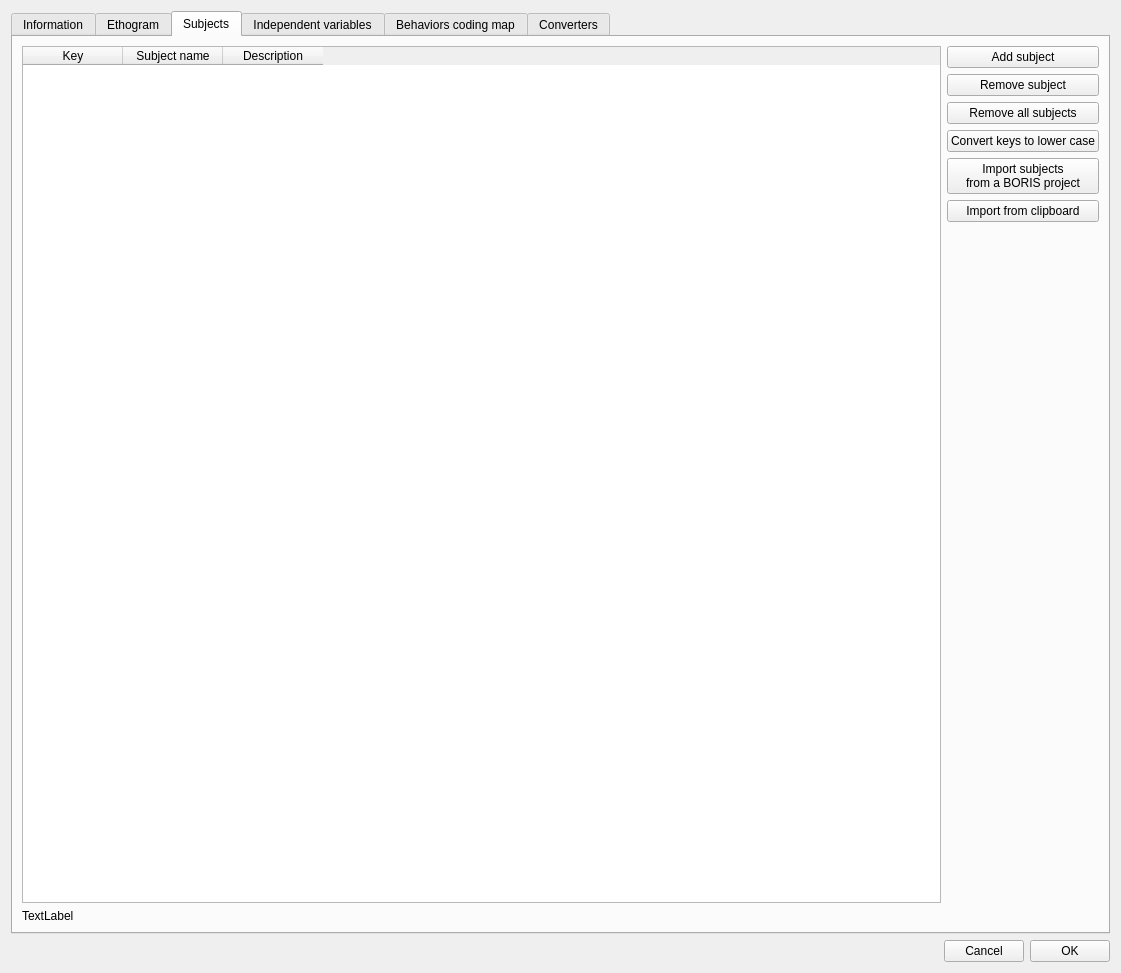
The window that boris/project.ui (olivierfriard/BORIS) describes before a commit, drawn with Qt 5.
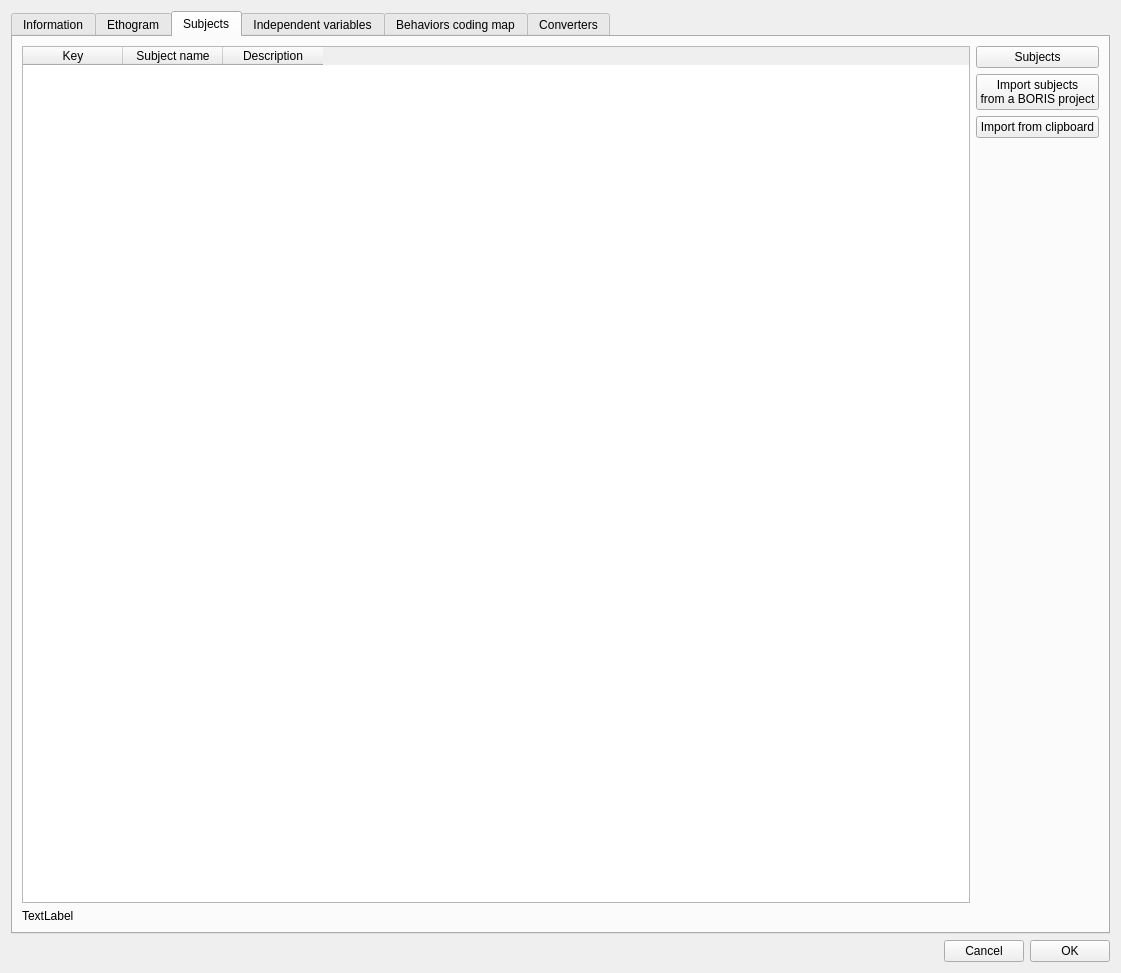
The same window after the commit. The open tabs and pages were chosen to show the change.

The edit to the form file:
```diff
--- a/boris/project.ui
+++ b/boris/project.ui
@@ -295,28 +295,7 @@
                <item>
                 <widget class="QPushButton" name="pbAddSubject">
                  <property name="text">
-                  <string>Add subject</string>
-                 </property>
-                </widget>
-               </item>
-               <item>
-                <widget class="QPushButton" name="pbRemoveSubject">
-                 <property name="text">
-                  <string>Remove subject</string>
-                 </property>
-                </widget>
-               </item>
-               <item>
-                <widget class="QPushButton" name="pb_remove_all_subjects">
-                 <property name="text">
-                  <string>Remove all subjects</string>
-                 </property>
-                </widget>
-               </item>
-               <item>
-                <widget class="QPushButton" name="pb_convert_subjects_key_to_lower">
-                 <property name="text">
-                  <string>Convert keys to lower case</string>
+                  <string>Subjects</string>
                  </property>
                 </widget>
                </item>
```
Left out of the diff: 4 changed lines with no effect on the pictures.
